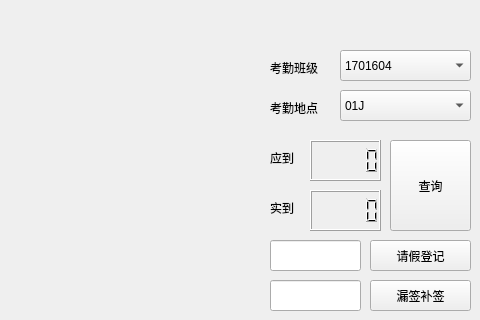
datamonday/Face-Recognition-Class-Attendance-System, file 01 UI/main.ui: the form before one commit; both pictures show x 480 to 960 and y 0 to 320 of the 960 by 780 pixel window.
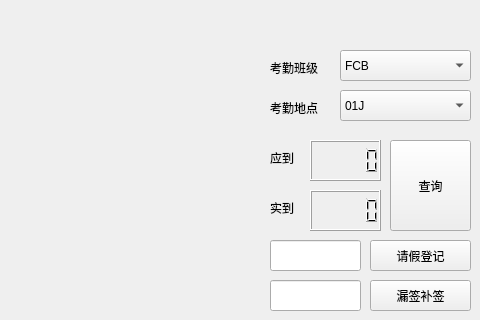
The form after the commit.

The edit to the form file:
```diff
--- a/01 UI/main.ui
+++ b/01 UI/main.ui
@@ -186,7 +186,7 @@
    </property>
    <item>
     <property name="text">
-     <string>1701604</string>
+     <string>FCB</string>
     </property>
    </item>
    <item>
```
Left out of the diff: 12 changed lines with no effect on the pictures.
